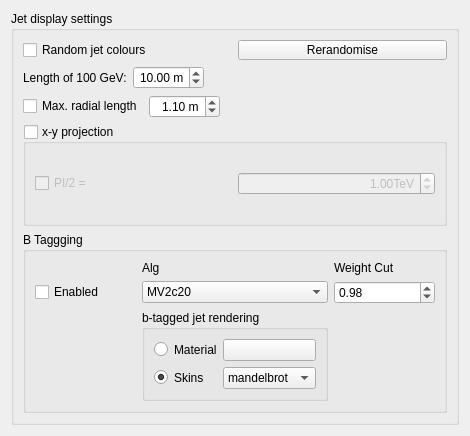
First picture: the form in graphics/VP1/VP1Systems/VP1AODSystems/src/jet_settings_display_form.ui, repository rolandjansky/athena, before the edit.
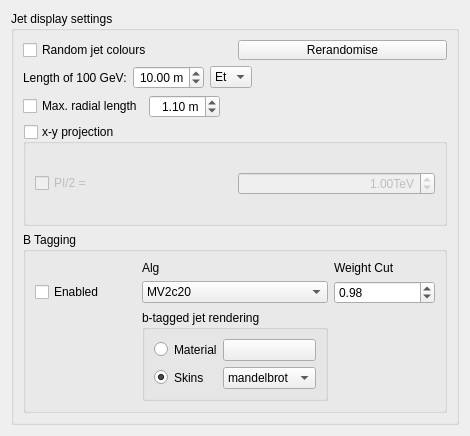
Second picture: the form after the edit. Custom widgets are drawn as their Qt base class.

Commit message: Add ability to display Jets by E as well as Et Reused some existing infrastructure. Updated the GUI to match.

The edit to the form file:
```diff
--- a/graphics/VP1/VP1Systems/VP1AODSystems/src/jet_settings_display_form.ui
+++ b/graphics/VP1/VP1Systems/VP1AODSystems/src/jet_settings_display_form.ui
@@ -87,6 +87,20 @@
           </property>
          </widget>
         </item>
+        <item>
+         <widget class="QComboBox" name="comboBox_energytype">
+          <item>
+           <property name="text">
+            <string>Et</string>
+           </property>
+          </item>
+          <item>
+           <property name="text">
+            <string>E</string>
+           </property>
+          </item>
+         </widget>
+        </item>
         <item>
          <spacer>
           <property name="orientation">
@@ -216,7 +230,7 @@
       <item>
        <widget class="QGroupBox" name="bTaggingroupBox">
         <property name="title">
-         <string>B Taggging</string>
+         <string>B Tagging</string>
         </property>
         <layout class="QGridLayout" name="gridLayout">
          <item row="0" column="1">
```
The commit also changes 4 other files.
